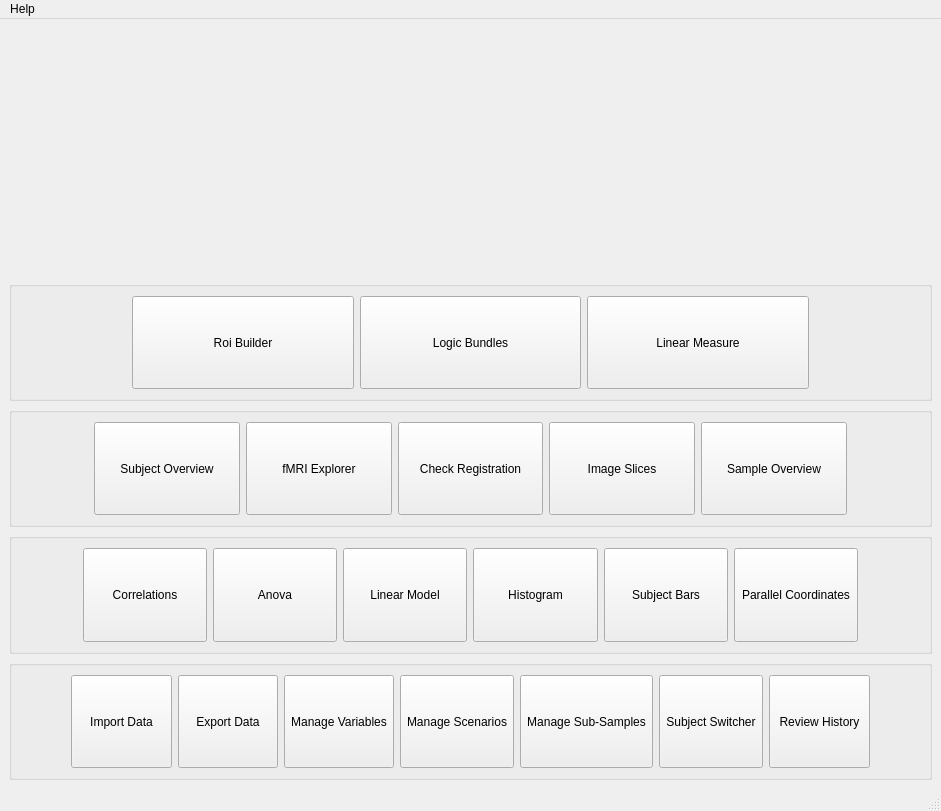
Above: braviz/interaction/qt_guis/menu_3.ui from diego0020/braviz-app before the change. Below: the same form after it.
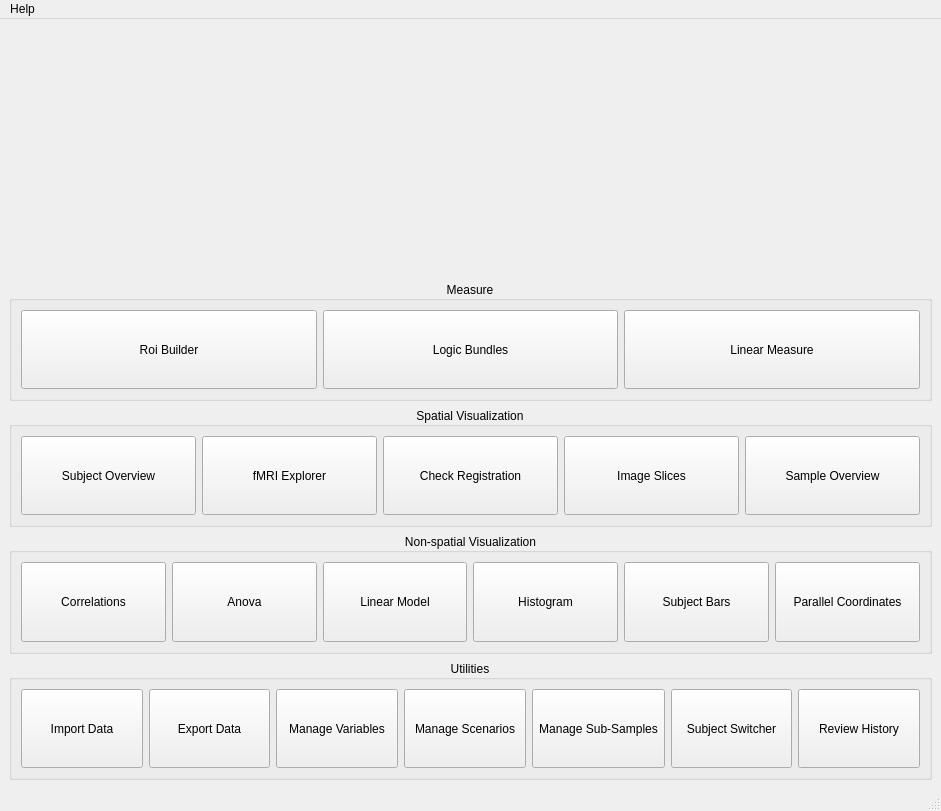
That is the form after the change. Icons and pictures are not drawn.

The edit to the form file:
```diff
--- a/braviz/interaction/qt_guis/menu_3.ui
+++ b/braviz/interaction/qt_guis/menu_3.ui
@@ -62,25 +62,15 @@
     <item>
      <widget class="QGroupBox" name="groupBox">
       <property name="title">
-       <string/>
+       <string>Measure</string>
       </property>
       <property name="alignment">
-       <set>Qt::AlignLeading|Qt::AlignLeft|Qt::AlignVCenter</set>
+       <set>Qt::AlignCenter</set>
       </property>
-      <layout class="QHBoxLayout" name="horizontalLayout" stretch="1,2,2,2,1">
-       <item>
-        <spacer name="horizontalSpacer">
-         <property name="orientation">
-          <enum>Qt::Horizontal</enum>
-         </property>
-         <property name="sizeHint" stdset="0">
-          <size>
-           <width>40</width>
-           <height>20</height>
-          </size>
-         </property>
-        </spacer>
-       </item>
+      <property name="flat">
+       <bool>false</bool>
+      </property>
+      <layout class="QHBoxLayout" name="horizontalLayout" stretch="2,2,2">
        <item>
         <widget class="QToolButton" name="roi_builder">
          <property name="sizePolicy">
@@ -159,41 +149,18 @@
          </property>
         </widget>
        </item>
-       <item>
-        <spacer name="horizontalSpacer_8">
-         <property name="orientation">
-          <enum>Qt::Horizontal</enum>
-         </property>
-         <property name="sizeHint" stdset="0">
-          <size>
-           <width>40</width>
-           <height>20</height>
-          </size>
-         </property>
-        </spacer>
-       </item>
       </layout>
      </widget>
     </item>
     <item>
      <widget class="QGroupBox" name="groupBox_2">
       <property name="title">
-       <string/>
+       <string>Spatial Visualization</string>
       </property>
-      <layout class="QHBoxLayout" name="horizontalLayout_2" stretch="1,2,2,2,2,2,1">
-       <item>
-        <spacer name="horizontalSpacer_2">
-         <property name="orientation">
-          <enum>Qt::Horizontal</enum>
-         </property>
-         <property name="sizeHint" stdset="0">
-          <size>
-           <width>40</width>
-           <height>20</height>
-          </size>
-         </property>
-        </spacer>
-       </item>
+      <property name="alignment">
+       <set>Qt::AlignCenter</set>
+      </property>
+      <layout class="QHBoxLayout" name="horizontalLayout_2" stretch="2,2,2,2,2">
        <item>
         <widget class="QToolButton" name="subject_overview">
          <property name="sizePolicy">
@@ -324,41 +291,18 @@
          </property>
         </widget>
        </item>
-       <item>
-        <spacer name="horizontalSpacer_7">
-         <property name="orientation">
-          <enum>Qt::Horizontal</enum>
-         </property>
-         <property name="sizeHint" stdset="0">
-          <size>
-           <width>40</width>
-           <height>20</height>
-          </size>
-         </property>
-        </spacer>
-       </item>
       </layout>
      </widget>
     </item>
     <item>
      <widget class="QGroupBox" name="groupBox_3">
       <property name="title">
-       <string/>
+       <string>Non-spatial Visualization</string>
       </property>
-      <layout class="QHBoxLayout" name="horizontalLayout_3" stretch="1,2,2,2,2,2,2,1">
-       <item>
-        <spacer name="horizontalSpacer_3">
-         <property name="orientation">
-          <enum>Qt::Horizontal</enum>
-         </property>
-         <property name="sizeHint" stdset="0">
-          <size>
-           <width>40</width>
-           <height>20</height>
-          </size>
-         </property>
-        </spacer>
-       </item>
+      <property name="alignment">
+       <set>Qt::AlignCenter</set>
+      </property>
+      <layout class="QHBoxLayout" name="horizontalLayout_3" stretch="2,2,2,2,2,2">
        <item>
         <widget class="QToolButton" name="correlations">
          <property name="sizePolicy">
@@ -515,41 +459,18 @@
          </property>
         </widget>
        </item>
-       <item>
-        <spacer name="horizontalSpacer_6">
-         <property name="orientation">
-          <enum>Qt::Horizontal</enum>
-         </property>
-         <property name="sizeHint" stdset="0">
-          <size>
-           <width>40</width>
-           <height>20</height>
-          </size>
-         </property>
-        </spacer>
-       </item>
       </layout>
      </widget>
     </item>
     <item>
      <widget class="QGroupBox" name="groupBox_4">
       <property name="title">
-       <string/>
+       <string>Utilities</string>
       </property>
-      <layout class="QHBoxLayout" name="horizontalLayout_4" stretch="1,2,2,2,2,2,2,2,1">
-       <item>
-        <spacer name="horizontalSpacer_4">
-         <property name="orientation">
-          <enum>Qt::Horizontal</enum>
-         </property>
-         <property name="sizeHint" stdset="0">
-          <size>
-           <width>40</width>
-           <height>20</height>
-          </size>
-         </property>
-        </spacer>
-       </item>
+      <property name="alignment">
+       <set>Qt::AlignCenter</set>
+      </property>
+      <layout class="QHBoxLayout" name="horizontalLayout_4" stretch="2,2,2,2,2,2,2">
        <item>
         <widget class="QToolButton" name="import_data">
          <property name="sizePolicy">
@@ -732,19 +653,6 @@
          </property>
         </widget>
        </item>
-       <item>
-        <spacer name="horizontalSpacer_5">
-         <property name="orientation">
-          <enum>Qt::Horizontal</enum>
-         </property>
-         <property name="sizeHint" stdset="0">
-          <size>
-           <width>40</width>
-           <height>20</height>
-          </size>
-         </property>
-        </spacer>
-       </item>
       </layout>
      </widget>
     </item>
```
Left out of the diff: 4 changed lines with no effect on the pictures.
